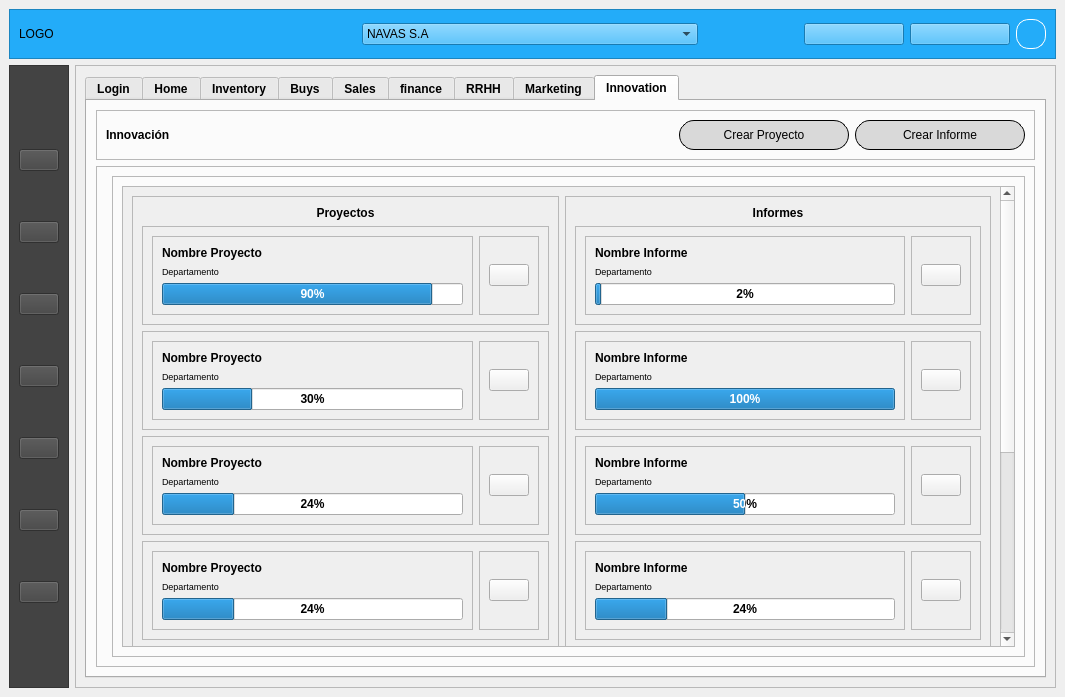
Old version of the form mainwindow.ui in the repository IvanNavas092/ERP_App_Qt_Designer.
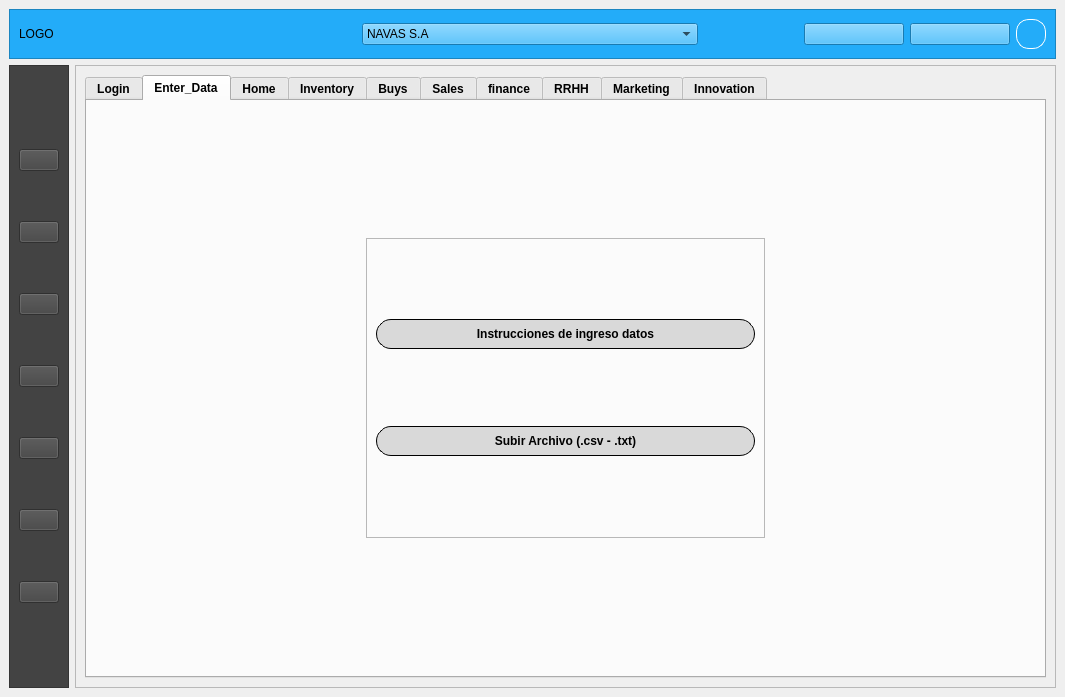
New version of the form. The open tabs and pages were chosen to show the change. Icons and pictures are not drawn.

```diff
--- a/mainwindow.ui
+++ b/mainwindow.ui
@@ -464,6 +464,92 @@
                </item>
               </layout>
              </widget>
+             <widget class="QWidget" name="enter_data">
+              <attribute name="title">
+               <string>Enter_Data</string>
+              </attribute>
+              <layout class="QGridLayout" name="gridLayout_71">
+               <item row="0" column="0">
+                <widget class="QFrame" name="frame_20">
+                 <property name="maximumSize">
+                  <size>
+                   <width>399</width>
+                   <height>300</height>
+                  </size>
+                 </property>
+                 <property name="frameShape">
+                  <enum>QFrame::Shape::StyledPanel</enum>
+                 </property>
+                 <property name="frameShadow">
+                  <enum>QFrame::Shadow::Raised</enum>
+                 </property>
+                 <layout class="QVBoxLayout" name="verticalLayout_17">
+                  <item>
+                   <widget class="QPushButton" name="descargar_documentacion">
+                    <property name="maximumSize">
+                     <size>
+                      <width>16777215</width>
+                      <height>30</height>
+                     </size>
+                    </property>
+                    <property name="font">
+                     <font>
+                      <bold>true</bold>
+                     </font>
+                    </property>
+                    <property name="styleSheet">
+                     <string notr="true">background-color: #d9d9d9;
+color: black;
+border: 1px solid black;
+border-radius: 15px;
+padding:5px;
+box-shadow: 5px 5px 15px rgba(0, 0, 0, 0.3);
+</string>
+                    </property>
+                    <property name="text">
+                     <string>Instrucciones de ingreso datos</string>
+                    </property>
+                    <property name="icon">
+                     <iconset theme="QIcon::ThemeIcon::Printer"/>
+                    </property>
+                   </widget>
+                  </item>
+                  <item>
+                   <widget class="QPushButton" name="boton_subir_archivo">
+                    <property name="maximumSize">
+                     <size>
+                      <width>16777215</width>
+                      <height>30</height>
+                     </size>
+                    </property>
+                    <property name="font">
+                     <font>
+                      <family>Segoe UI</family>
+                      <bold>true</bold>
+                     </font>
+                    </property>
+                    <property name="styleSheet">
+                     <string notr="true">background-color: #d9d9d9;
+color: black;
+border: 1px solid black;
+border-radius: 15px;
+padding:5px;
+box-shadow: 5px 5px 15px rgba(0, 0, 0, 0.3);
+</string>
+                    </property>
+                    <property name="text">
+                     <string>Subir Archivo (.csv - .txt)</string>
+                    </property>
+                    <property name="icon">
+                     <iconset theme="QIcon::ThemeIcon::DocumentOpen"/>
+                    </property>
+                   </widget>
+                  </item>
+                 </layout>
+                </widget>
+               </item>
+              </layout>
+             </widget>
              <widget class="QWidget" name="Home">
               <attribute name="title">
                <string>Home</string>
```
Left out of the diff: 4 changed lines with no effect on the pictures.
